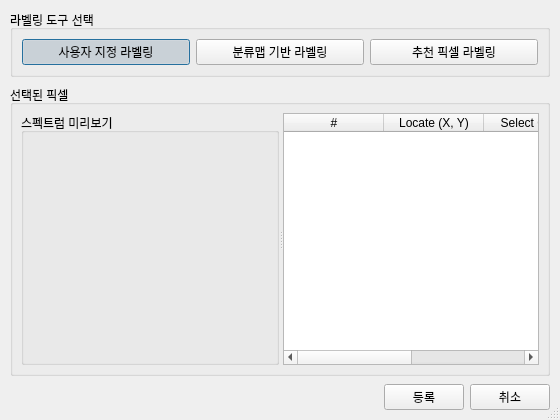
Before: the Qt Designer form ui/pixel_labeling_dialog.ui in hyperspectral-imaging-AI-project/SpectrumLibrary-Build-System, drawn with Qt 5.
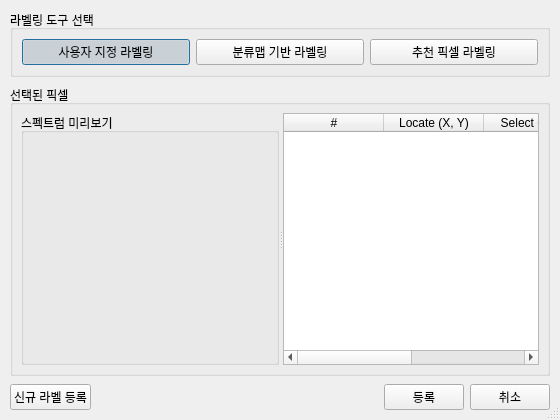
After: the same form once the commit is applied.

Diff of the .ui file:
```diff
--- a/ui/pixel_labeling_dialog.ui
+++ b/ui/pixel_labeling_dialog.ui
@@ -295,6 +295,13 @@
      <property name="bottomMargin">
       <number>0</number>
      </property>
+     <item>
+      <widget class="QPushButton" name="pushButton">
+       <property name="text">
+        <string>신규 라벨 등록</string>
+       </property>
+      </widget>
+     </item>
      <item>
       <spacer name="spacer_bottom">
        <property name="orientation">
```
